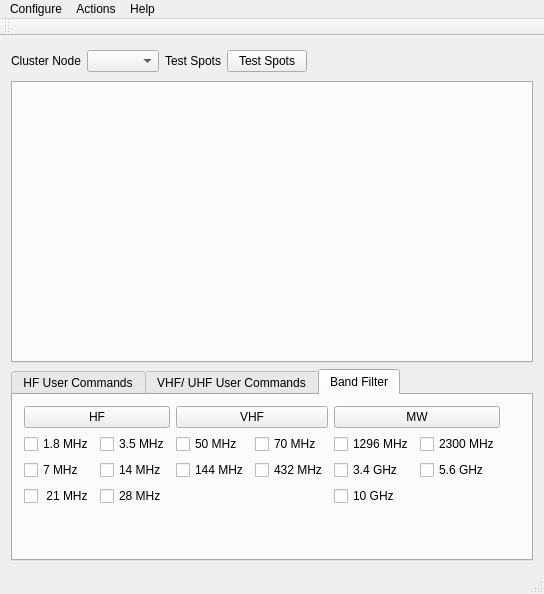
Qt form mqt/MqtCluster/clustermainwindow.ui (Rsclub22/Minos2-Mirror) before a commit.
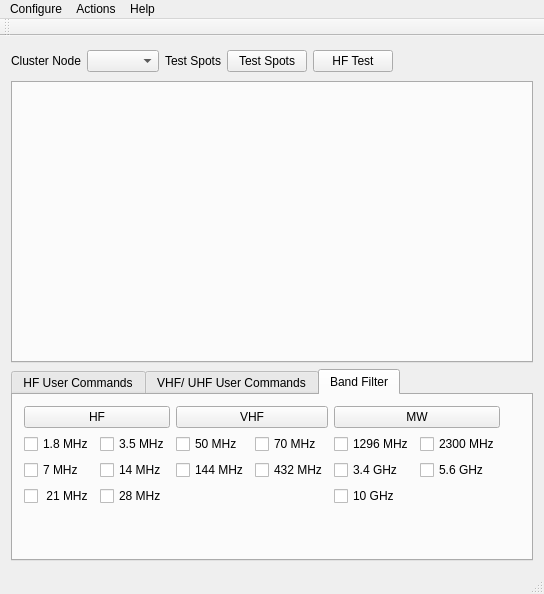
The same form after that commit. The open tabs and pages were chosen to show the change. Custom widgets are drawn as their Qt base class.

Commit message: hide HF command tab when not hf! get bandfilter checkbox and buttons working

What changed in the file:
```diff
--- a/mqt/MqtCluster/clustermainwindow.ui
+++ b/mqt/MqtCluster/clustermainwindow.ui
@@ -41,6 +41,13 @@
         </property>
        </widget>
       </item>
+      <item>
+       <widget class="QPushButton" name="pushButton">
+        <property name="text">
+         <string>HF Test</string>
+        </property>
+       </widget>
+      </item>
       <item>
        <spacer name="horizontalSpacer">
         <property name="orientation">
@@ -249,7 +256,7 @@
           <item>
            <layout class="QVBoxLayout" name="verticalLayout_2">
             <item>
-             <widget class="QPushButton" name="pushButton">
+             <widget class="QPushButton" name="hfSelectBandPb">
               <property name="text">
                <string>HF</string>
               </property>
```
Left out of the diff: 6 changed lines with no effect on the pictures. The commit also changes 4 other files.
